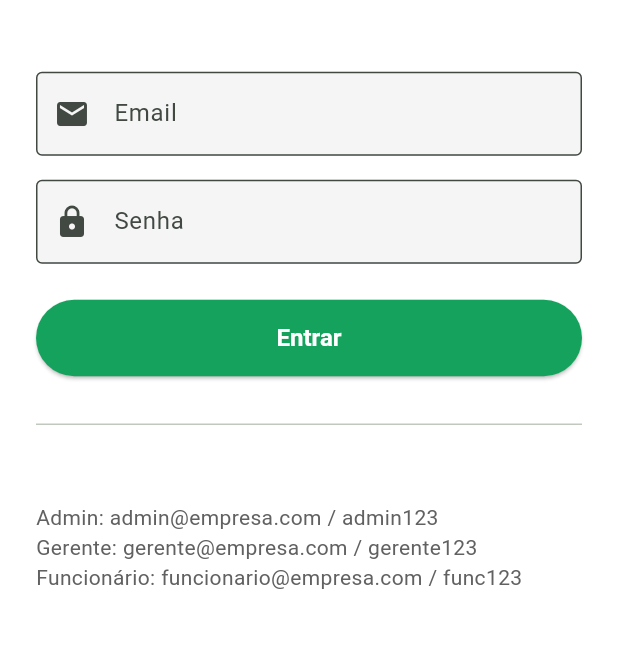
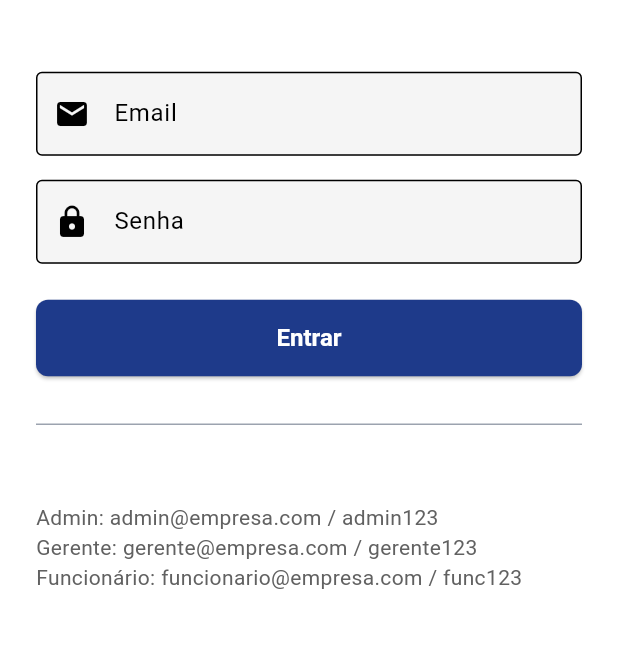
Before and after one commit to lucasmsdev/controle-de-ponto-saas, a Flutter app: the screen it shows after launch, on a phone screen of 412 x 824 dp, the part 430-1078 px from its top. Run offline on Flutter 3.47's test engine with Material 3 defaults, Android fonts, the phone set to English and light mode, and no system bars; accounts and stored records are empty.

Commit message:
Implement theme switching and update UI elements for better visual consistency
Refactor MaterialApp to use a new ThemeService for managing light and dark themes, along with specific color schemes and component styling for both.

Replit-Commit-Author: Agent
Replit-Commit-Session-Id: 017d3bf4-49d4-414d-a175-2012875e0027
Replit-Commit-Checkpoint-Type: intermediate_checkpoint
Replit-Commit-Screenshot-Url: https://storage.googleapis.com/screenshot-production-us-central1/787ec462-81db-4902-86b6-f2c5e33df93a/017d3bf4-49d4-414d-a175-2012875e0027/pwXqYiL

```diff
--- a/lib/main.dart
+++ b/lib/main.dart
@@ -1,65 +1,48 @@
 import 'package:flutter/material.dart';
 import 'screens/login_screen.dart';
+import 'services/theme_service.dart';
 
 /// Ponto de entrada do aplicativo
 void main() {
   runApp(const ControlePontoApp());
 }
 
-/// Widget raiz do aplicativo
-class ControlePontoApp extends StatelessWidget {
+/// Widget raiz do aplicativo com suporte a tema claro/escuro
+class ControlePontoApp extends StatefulWidget {
   const ControlePontoApp({super.key});
+
+  @override
+  State<ControlePontoApp> createState() => _ControlePontoAppState();
+}
+
+class _ControlePontoAppState extends State<ControlePontoApp> {
+  final _themeService = ThemeService();
+
+  @override
+  void initState() {
+    super.initState();
+    // Escuta mudanças de tema
+    _themeService.addListener(_onThemeChanged);
+  }
+
+  @override
+  void dispose() {
+    _themeService.removeListener(_onThemeChanged);
+    super.dispose();
+  }
+
+  void _onThemeChanged() {
+    setState(() {});
+  }
 
   @override
   Widget build(BuildContext context) {
     return MaterialApp(
       title: 'Controle de Ponto',
       debugShowCheckedModeBanner: false,
-      theme: ThemeData(
-        // Cores personalizadas
-        primaryColor: const Color(0xFF14a25c), // Verde principal
-        colorScheme: ColorScheme.fromSeed(
-          seedColor: const Color(0xFF14a25c),
-          secondary: const Color(0xFFf28b4f), // Laranja secundário
-        ),
-        scaffoldBackgroundColor: Colors.white,
-        useMaterial3: true,
-
-        // Estilo dos botões principais
-        elevatedButtonTheme: ElevatedButtonThemeData(
-          style: ElevatedButton.styleFrom(
-            backgroundColor: const Color(0xFF14a25c),
-            foregroundColor: Colors.white,
-            textStyle: const TextStyle(
-              fontSize: 16,
-              fontWeight: FontWeight.bold,
-            ),
-          ),
-        ),
-
-        // Estilo do AppBar
-        appBarTheme: const AppBarTheme(
-          backgroundColor: Color(0xFF14a25c),
-          foregroundColor: Colors.white,
-          elevation: 2,
-        ),
-
-        // Estilo dos cards
-        cardTheme: CardTheme(
-          elevation: 2,
-          shape: RoundedRectangleBorder(
-            borderRadius: BorderRadius.circular(12),
-          ),
-        ),
-
-        inputDecorationTheme: InputDecorationTheme(
-          filled: true,
-          fillColor: Colors.grey[100],
-          border: OutlineInputBorder(
-            borderRadius: BorderRadius.circular(8),
-          ),
-        ),
-      ),
+      theme: ThemeService.lightTheme,
+      darkTheme: ThemeService.darkTheme,
+      themeMode: _themeService.isDarkMode ? ThemeMode.dark : ThemeMode.light,
       home: const LoginScreen(),
     );
   }
--- /dev/null
+++ b/lib/services/theme_service.dart
@@ -0,0 +1,216 @@
+import 'package:flutter/material.dart';
+
+/// Serviço para gerenciar o tema (claro/escuro) do app
+class ThemeService extends ChangeNotifier {
+  static final ThemeService _instance = ThemeService._internal();
+  factory ThemeService() => _instance;
+  ThemeService._internal();
+
+  /// Modo escuro ativado
+  bool _isDarkMode = false;
+  bool get isDarkMode => _isDarkMode;
+
+  /// Alterna entre modo claro e escuro
+  void toggleTheme() {
+    _isDarkMode = !_isDarkMode;
+    notifyListeners();
+  }
+
+  /// Define o modo escuro
+  void setDarkMode(bool value) {
+    _isDarkMode = value;
+    notifyListeners();
+  }
+
+  // Cores do sistema
+  static const Color primaryBlue = Color(0xFF1E3A8A); // Azul escuro
+  static const Color primaryBlack = Color(0xFF000000); // Preto
+  static const Color primaryWhite = Color(0xFFFFFFFF); // Branco
+  static const Color lightGray = Color(0xFFF5F5F5); // Cinza claro
+  static const Color mediumGray = Color(0xFF9CA3AF); // Cinza médio
+  static const Color darkGray = Color(0xFF1F2937); // Cinza escuro
+
+  /// Tema claro
+  static ThemeData get lightTheme {
+    return ThemeData(
+      useMaterial3: true,
+      brightness: Brightness.light,
+      primaryColor: primaryBlue,
+      scaffoldBackgroundColor: primaryWhite,
+
+      colorScheme: const ColorScheme.light(
+        primary: primaryBlue,
+        secondary: primaryBlack,
+        surface: primaryWhite,
+        background: primaryWhite,
+        error: Colors.red,
+        onPrimary: primaryWhite,
+        onSecondary: primaryWhite,
+        onSurface: primaryBlack,
+        onBackground: primaryBlack,
+      ),
+
+      // AppBar
+      appBarTheme: const AppBarTheme(
+        backgroundColor: primaryBlue,
+        foregroundColor: primaryWhite,
+        elevation: 0,
+        centerTitle: false,
+      ),
+
+      // Botões elevados
+      elevatedButtonTheme: ElevatedButtonThemeData(
+        style: ElevatedButton.styleFrom(
+          backgroundColor: primaryBlue,
+          foregroundColor: primaryWhite,
+          textStyle: const TextStyle(
+            fontSize: 16,
+            fontWeight: FontWeight.bold,
+          ),
+          shape: RoundedRectangleBorder(
+            borderRadius: BorderRadius.circular(8),
+          ),
+        ),
+      ),
+
+      // Botões de texto
+      textButtonTheme: TextButtonThemeData(
+        style: TextButton.styleFrom(
+          foregroundColor: primaryBlue,
+        ),
+      ),
+
+      // Botões com borda
+      outlinedButtonTheme: OutlinedButtonThemeData(
+        style: OutlinedButton.styleFrom(
+          foregroundColor: primaryBlue,
+          side: const BorderSide(color: primaryBlue, width: 2),
+          shape: RoundedRectangleBorder(
+            borderRadius: BorderRadius.circular(8),
+          ),
+        ),
+      ),
+
+      // Cards
+      cardTheme: CardTheme(
+        elevation: 2,
+        color: primaryWhite,
+        shape: RoundedRectangleBorder(
+          borderRadius: BorderRadius.circular(12),
+        ),
+      ),
+
+      // Campos de texto
+      inputDecorationTheme: InputDecorationTheme(
+        filled: true,
+        fillColor: lightGray,
+        border: OutlineInputBorder(
+          borderRadius: BorderRadius.circular(8),
+          borderSide: BorderSide.none,
+        ),
+        focusedBorder: OutlineInputBorder(
+          borderRadius: BorderRadius.circular(8),
+          borderSide: const BorderSide(color: primaryBlue, width: 2),
+        ),
+      ),
+
+      // Divisores
+      dividerTheme: const DividerThemeData(
+        color: mediumGray,
+        thickness: 1,
+      ),
+    );
+  }
+
+  /// Tema escuro
+  static ThemeData get darkTheme {
+    return ThemeData(
+      useMaterial3: true,
+      brightness: Brightness.dark,
+      primaryColor: primaryBlue,
+      scaffoldBackgroundColor: primaryBlack,
+
+      colorScheme: const ColorScheme.dark(
+        primary: primaryBlue,
+        secondary: primaryWhite,
+        surface: darkGray,
+        background: primaryBlack,
+        error: Colors.red,
+        onPrimary: primaryWhite,
+        onSecondary: primaryBlack,
+        onSurface: primaryWhite,
+        onBackground: primaryWhite,
+      ),
+
+      // AppBar
+      appBarTheme: const AppBarTheme(
+        backgroundColor: darkGray,
+        foregroundColor: primaryWhite,
+        elevation: 0,
+        centerTitle: false,
+      ),
+
+      // Botões elevados
+      elevatedButtonTheme: ElevatedButtonThemeData(
+        style: ElevatedButton.styleFrom(
+          backgroundColor: primaryBlue,
+          foregroundColor: primaryWhite,
+          textStyle: const TextStyle(
+            fontSize: 16,
+            fontWeight: FontWeight.bold,
+          ),
+          shape: RoundedRectangleBorder(
+            borderRadius: BorderRadius.circular(8),
+          ),
+        ),
+      ),
+
+      // Botões de texto
+      textButtonTheme: TextButtonThemeData(
+        style: TextButton.styleFrom(
+          foregroundColor: primaryBlue,
+        ),
+      ),
+
+      // Botões com borda
+      outlinedButtonTheme: OutlinedButtonThemeData(
+        style: OutlinedButton.styleFrom(
+          foregroundColor: primaryWhite,
+          side: const BorderSide(color: primaryBlue, width: 2),
+          shape: RoundedRectangleBorder(
+            borderRadius: BorderRadius.circular(8),
+          ),
+        ),
+      ),
+
+      // Cards
+      cardTheme: CardTheme(
+        elevation: 2,
+        color: darkGray,
+        shape: RoundedRectangleBorder(
+          borderRadius: BorderRadius.circular(12),
+        ),
+      ),
+
+      // Campos de texto
+      inputDecorationTheme: InputDecorationTheme(
+        filled: true,
+        fillColor: darkGray,
+        border: OutlineInputBorder(
+          borderRadius: BorderRadius.circular(8),
+          borderSide: BorderSide.none,
+        ),
+        focusedBorder: OutlineInputBorder(
+          borderRadius: BorderRadius.circular(8),
+          borderSide: const BorderSide(color: primaryBlue, width: 2),
+        ),
+      ),
+
+      // Divisores
+      dividerTheme: const DividerThemeData(
+        color: mediumGray,
+        thickness: 1,
+      ),
+    );
+  }
+}
```
Also changed, not shown: 1 other file.
